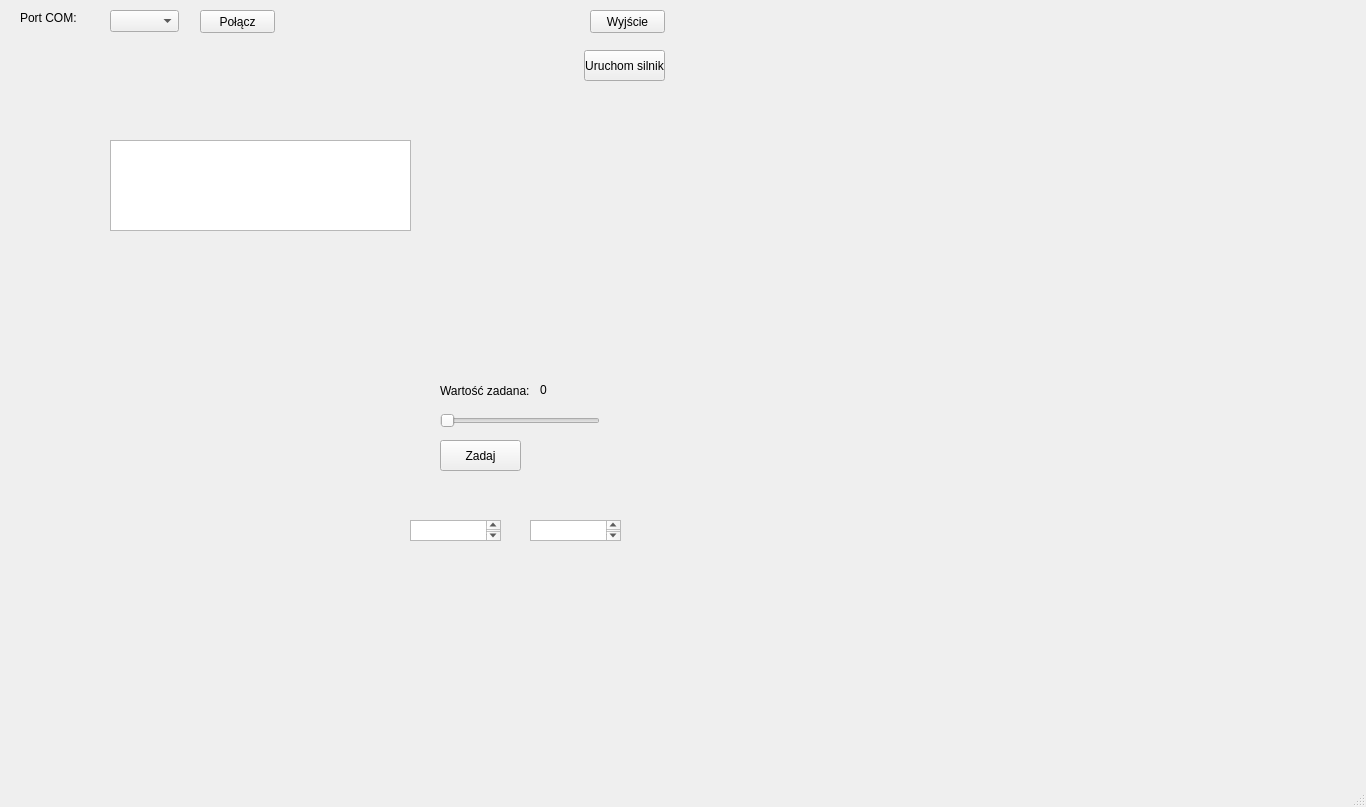
mateusz28431/SCADA_STM32, file scada/SCADA/mainwindow.ui: the form before one commit.
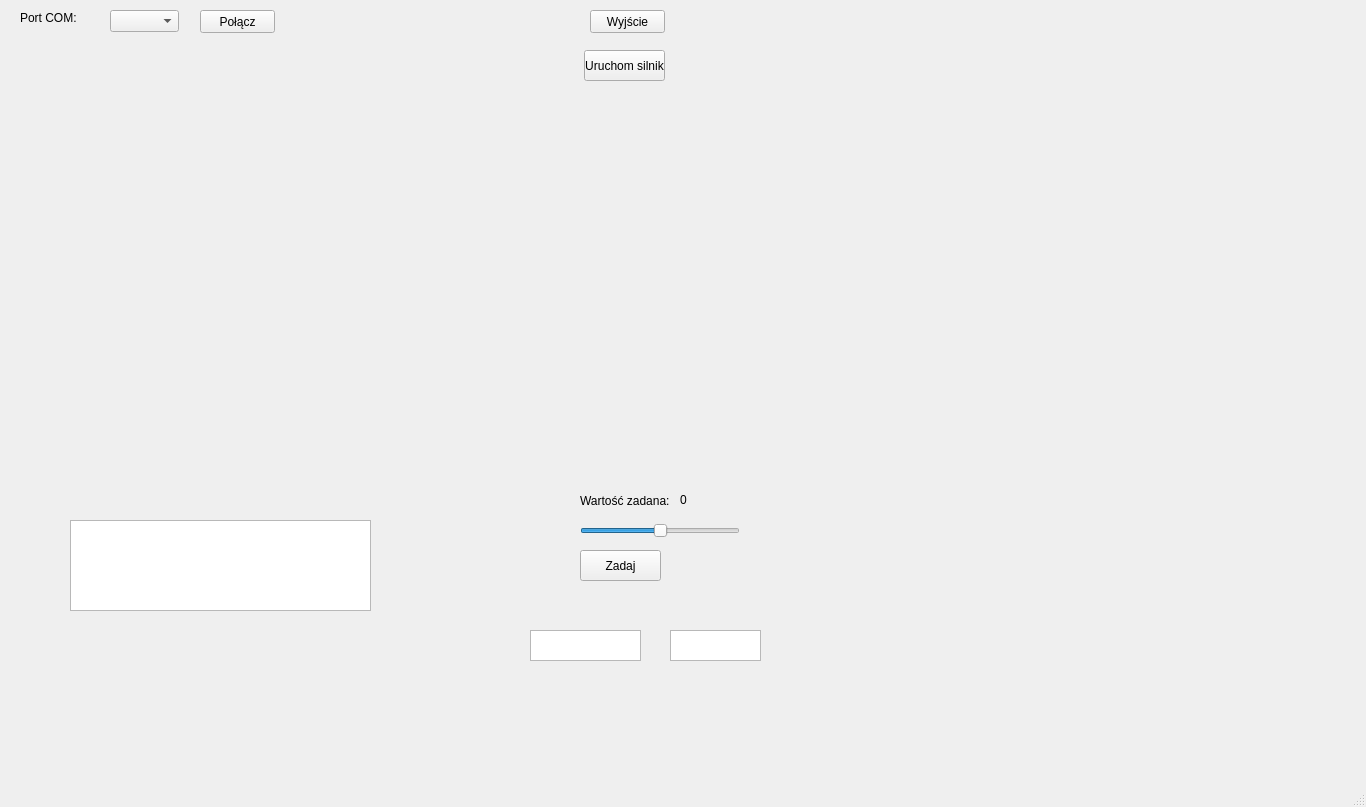
The form after the commit. Custom widgets are drawn as their Qt base class.

```diff
--- a/scada/SCADA/mainwindow.ui
+++ b/scada/SCADA/mainwindow.ui
@@ -85,8 +85,8 @@
    <widget class="QTextEdit" name="textEdit">
     <property name="geometry">
      <rect>
-      <x>110</x>
-      <y>140</y>
+      <x>70</x>
+      <y>520</y>
       <width>301</width>
       <height>91</height>
      </rect>
@@ -95,12 +95,15 @@
    <widget class="QSlider" name="horizontalSlider">
     <property name="geometry">
      <rect>
-      <x>440</x>
-      <y>410</y>
+      <x>580</x>
+      <y>520</y>
       <width>160</width>
       <height>22</height>
      </rect>
     </property>
+    <property name="minimum">
+     <number>-10</number>
+    </property>
     <property name="maximum">
      <number>10</number>
     </property>
@@ -114,8 +117,8 @@
    <widget class="QLabel" name="label_2">
     <property name="geometry">
      <rect>
-      <x>440</x>
-      <y>380</y>
+      <x>580</x>
+      <y>490</y>
       <width>91</width>
       <height>21</height>
      </rect>
@@ -127,8 +130,8 @@
    <widget class="QLabel" name="zadanaLabel">
     <property name="geometry">
      <rect>
-      <x>540</x>
-      <y>380</y>
+      <x>680</x>
+      <y>490</y>
       <width>61</width>
       <height>20</height>
      </rect>
@@ -143,8 +146,8 @@
    <widget class="QPushButton" name="zadaj">
     <property name="geometry">
      <rect>
-      <x>440</x>
-      <y>440</y>
+      <x>580</x>
+      <y>550</y>
       <width>81</width>
       <height>31</height>
      </rect>
@@ -156,20 +159,40 @@
    <widget class="QTextEdit" name="x1_val">
     <property name="geometry">
      <rect>
-      <x>410</x>
-      <y>520</y>
-      <width>91</width>
-      <height>21</height>
-     </rect>
-    </property>
-   </widget>
-   <widget class="QTextEdit" name="x2_val">
-    <property name="geometry">
-     <rect>
       <x>530</x>
-      <y>520</y>
+      <y>630</y>
+      <width>111</width>
+      <height>31</height>
+     </rect>
+    </property>
+   </widget>
+   <widget class="QTextEdit" name="x2_val">
+    <property name="geometry">
+     <rect>
+      <x>670</x>
+      <y>630</y>
       <width>91</width>
-      <height>21</height>
+      <height>31</height>
+     </rect>
+    </property>
+   </widget>
+   <widget class="QCustomPlot" name="CustomPlot" native="true">
+    <property name="geometry">
+     <rect>
+      <x>50</x>
+      <y>150</y>
+      <width>501</width>
+      <height>261</height>
+     </rect>
+    </property>
+   </widget>
+   <widget class="QCustomPlot" name="CustomPlot2" native="true">
+    <property name="geometry">
+     <rect>
+      <x>720</x>
+      <y>110</y>
+      <width>501</width>
+      <height>281</height>
      </rect>
     </property>
    </widget>
@@ -190,6 +213,14 @@
   <widget class="QStatusBar" name="statusBar"/>
  </widget>
  <layoutdefault spacing="6" margin="11"/>
+ <customwidgets>
+  <customwidget>
+   <class>QCustomPlot</class>
+   <extends>QWidget</extends>
+   <header>qcustomplot.h</header>
+   <container>1</container>
+  </customwidget>
+ </customwidgets>
  <resources/>
  <connections/>
 </ui>
```
